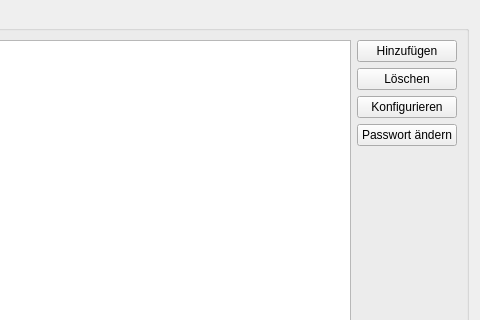
First picture: the form in ui/qmamsusersettingswidget.ui, repository Christian-Kr/QualificationMatrix, before the edit; both pictures show x 688 to 1168 and y 0 to 320 of the 1168 by 761 pixel window.
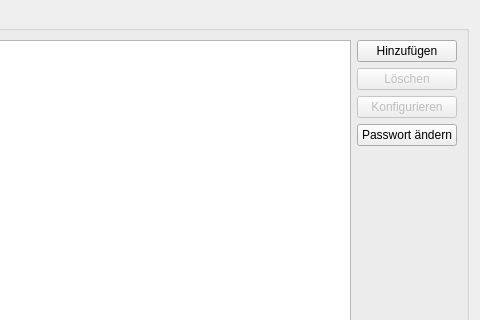
Second picture: the form after the edit.

Commit message: change button enabled on user

Diff of the .ui file:
```diff
--- a/ui/qmamsusersettingswidget.ui
+++ b/ui/qmamsusersettingswidget.ui
@@ -56,6 +56,9 @@
           </item>
           <item>
            <widget class="QPushButton" name="pbRemoveUser">
+            <property name="enabled">
+             <bool>false</bool>
+            </property>
             <property name="minimumSize">
              <size>
               <width>100</width>
@@ -69,6 +72,9 @@
           </item>
           <item>
            <widget class="QPushButton" name="pbConfigUser">
+            <property name="enabled">
+             <bool>false</bool>
+            </property>
             <property name="minimumSize">
              <size>
               <width>100</width>
```
The commit also changes 2 other files.
